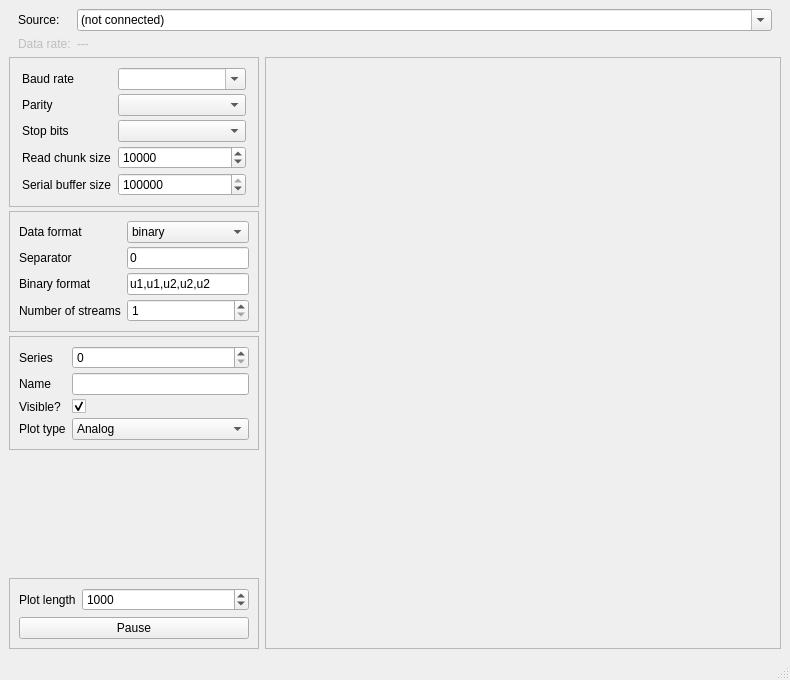
Above: src/splot/splot.ui from starfishneuroscience/splot before the change. Below: the same form after it.
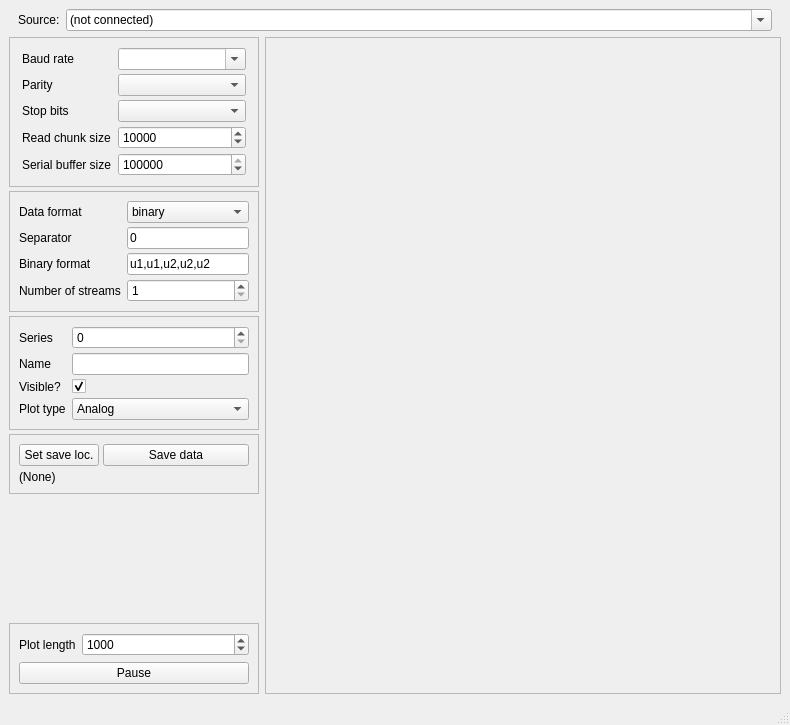
That is the form after the change.

Commit message: basic UI plumbing for saving data, but none of the guts. move data rate to status bar

Diff of the .ui file:
```diff
--- a/src/splot/splot.ui
+++ b/src/splot/splot.ui
@@ -7,7 +7,7 @@
     <x>0</x>
     <y>0</y>
     <width>790</width>
-    <height>680</height>
+    <height>725</height>
    </rect>
   </property>
   <property name="windowTitle">
@@ -109,26 +109,6 @@
             </item>
            </widget>
           </item>
-          <item row="1" column="0">
-           <widget class="QLabel" name="dataRateBpsLabel">
-            <property name="enabled">
-             <bool>false</bool>
-            </property>
-            <property name="text">
-             <string>Data rate:</string>
-            </property>
-           </widget>
-          </item>
-          <item row="1" column="1">
-           <widget class="QLabel" name="dataRateBpsValueLabel">
-            <property name="enabled">
-             <bool>false</bool>
-            </property>
-            <property name="text">
-             <string>---</string>
-            </property>
-           </widget>
-          </item>
          </layout>
         </widget>
        </item>
@@ -524,6 +504,64 @@
               </layout>
              </widget>
             </item>
+            <item>
+             <widget class="QFrame" name="saveFrame">
+              <property name="frameShape">
+               <enum>QFrame::StyledPanel</enum>
+              </property>
+              <property name="frameShadow">
+               <enum>QFrame::Raised</enum>
+              </property>
+              <layout class="QVBoxLayout" name="verticalLayout">
+               <property name="spacing">
+                <number>4</number>
+               </property>
+               <item>
+                <layout class="QFormLayout" name="formLayout_3">
+                 <property name="fieldGrowthPolicy">
+                  <enum>QFormLayout::ExpandingFieldsGrow</enum>
+                 </property>
+                 <property name="verticalSpacing">
+                  <number>0</number>
+                 </property>
+                 <item row="0" column="0">
+                  <widget class="QPushButton" name="setSaveLocationPushButton">
+                   <property name="sizePolicy">
+                    <sizepolicy hsizetype="Expanding" vsizetype="Fixed">
+                     <horstretch>0</horstretch>
+                     <verstretch>0</verstretch>
+                    </sizepolicy>
+                   </property>
+                   <property name="text">
+                    <string>Set save loc.</string>
+                   </property>
+                  </widget>
+                 </item>
+                 <item row="0" column="1">
+                  <widget class="QPushButton" name="savePushButton">
+                   <property name="sizePolicy">
+                    <sizepolicy hsizetype="Expanding" vsizetype="Fixed">
+                     <horstretch>0</horstretch>
+                     <verstretch>0</verstretch>
+                    </sizepolicy>
+                   </property>
+                   <property name="text">
+                    <string>Save data</string>
+                   </property>
+                  </widget>
+                 </item>
+                </layout>
+               </item>
+               <item>
+                <widget class="QLabel" name="saveLocationLabel">
+                 <property name="text">
+                  <string>(None)</string>
+                 </property>
+                </widget>
+               </item>
+              </layout>
+             </widget>
+            </item>
             <item>
              <spacer name="verticalSpacer_3">
               <property name="orientation">
```
Left out of the diff: 44 changed lines with no effect on the pictures. The commit also changes 2 other files.
